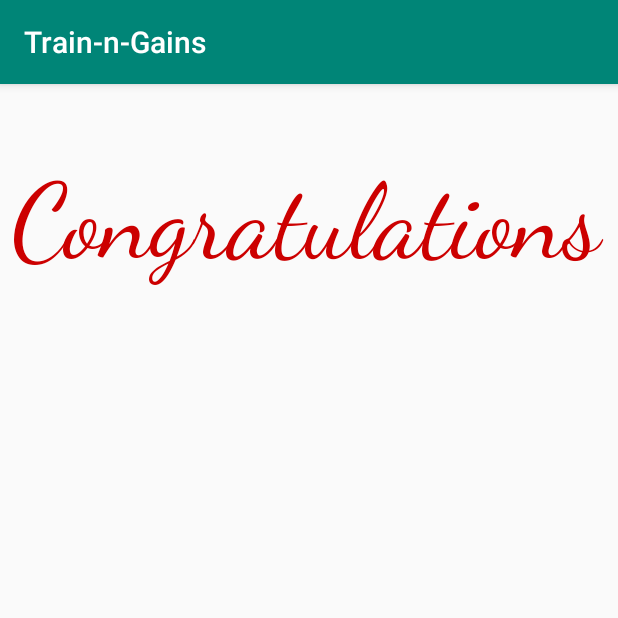
After one commit to Ultranull/Train-n-Gains, an Android app: the Congradulations screen opened directly, with no data from a screen before it, on a phone screen of 412 x 824 dp, the top half of it. The commit adds this screen. Run offline under Robolectric (Android 15) with nearby library versions, the phone set to English and light mode, and no system bars.

Commit message:
Addition of Congratulations screen

```diff
--- a/app/build.gradle
+++ b/app/build.gradle
@@ -38,5 +38,4 @@
     implementation 'com.jjoe64:graphview:4.2.2'
 
 
-
 }
--- a/app/src/main/AndroidManifest.xml
+++ b/app/src/main/AndroidManifest.xml
@@ -2,8 +2,9 @@
 <manifest xmlns:android="http://schemas.android.com/apk/res/android"
     package="banana.pudding.pie.train_n_gains">
 
-
-    <uses-feature android:name="android.hardware.sensor.accelerometer" android:required="true" />
+    <uses-feature
+        android:name="android.hardware.sensor.accelerometer"
+        android:required="true" />
 
     <application
         android:allowBackup="true"
@@ -12,8 +13,9 @@
         android:roundIcon="@mipmap/ic_launcher_round"
         android:supportsRtl="true"
         android:theme="@style/AppTheme">
-        <activity android:name=".NewWorkout"></activity>
-        <activity android:name=".ActiveWorkout"></activity>
+        <activity android:name=".Congradulations"></activity>
+        <activity android:name=".NewWorkout" />
+        <activity android:name=".ActiveWorkout" />
         <activity android:name=".MainActivity">
             <intent-filter>
                 <action android:name="android.intent.action.MAIN" />
--- /dev/null
+++ b/app/src/main/java/banana/pudding/pie/train_n_gains/Congradulations.java
@@ -0,0 +1,13 @@
+package banana.pudding.pie.train_n_gains;
+
+import android.support.v7.app.AppCompatActivity;
+import android.os.Bundle;
+
+public class Congradulations extends AppCompatActivity {
+
+    @Override
+    protected void onCreate(Bundle savedInstanceState) {
+        super.onCreate(savedInstanceState);
+        setContentView(R.layout.activity_congradulations);
+    }
+}
--- a/app/src/main/res/layout/active_workout.xml
+++ b/app/src/main/res/layout/active_workout.xml
@@ -14,6 +14,7 @@
         android:layout_marginEnd="8dp"
         android:text="Sample"
         android:textAlignment="center"
+        android:textColor="@android:color/black"
         android:textSize="36sp"
         android:textStyle="bold"
         app:layout_constraintEnd_toEndOf="parent"
@@ -29,6 +30,7 @@
         android:layout_marginTop="8dp"
         android:layout_marginEnd="8dp"
         android:text="TextView"
+        android:textColor="@android:color/black"
         app:layout_constraintEnd_toEndOf="parent"
         app:layout_constraintHorizontal_bias="0.5"
         app:layout_constraintStart_toStartOf="parent"
@@ -42,6 +44,7 @@
         android:layout_marginTop="8dp"
         android:layout_marginEnd="8dp"
         android:text="TextView"
+        android:textColor="@android:color/black"
         app:layout_constraintEnd_toEndOf="parent"
         app:layout_constraintStart_toStartOf="parent"
         app:layout_constraintTop_toBottomOf="@+id/action_description" />
@@ -65,6 +68,7 @@
             android:layout_height="wrap_content"
             android:layout_weight="1"
             android:text="# of Reps:"
+            android:textColor="@android:color/black"
             android:textSize="18sp"
             android:textStyle="bold" />
 
@@ -75,6 +79,7 @@
             android:layout_weight="1"
             android:text="0"
             android:textAlignment="center"
+            android:textColor="@android:color/black"
             android:textSize="18sp" />
     </LinearLayout>
 
@@ -97,6 +102,7 @@
             android:layout_height="wrap_content"
             android:layout_weight="1"
             android:text="# of Sets:"
+            android:textColor="@android:color/black"
             android:textSize="18sp"
             android:textStyle="bold" />
 
@@ -107,6 +113,7 @@
             android:layout_weight="1"
             android:text="0"
             android:textAlignment="center"
+            android:textColor="@android:color/black"
             android:textSize="18sp" />
     </LinearLayout>
 
--- /dev/null
+++ b/app/src/main/res/layout/activity_congradulations.xml
@@ -0,0 +1,27 @@
+<?xml version="1.0" encoding="utf-8"?>
+<android.support.constraint.ConstraintLayout xmlns:android="http://schemas.android.com/apk/res/android"
+    xmlns:app="http://schemas.android.com/apk/res-auto"
+    xmlns:tools="http://schemas.android.com/tools"
+    android:layout_width="match_parent"
+    android:layout_height="match_parent"
+    tools:context=".Congradulations">
+
+    <TextView
+        android:id="@+id/conratsTitle"
+        android:layout_width="0dp"
+        android:layout_height="92dp"
+        android:layout_marginStart="8dp"
+        android:layout_marginTop="8dp"
+        android:layout_marginEnd="8dp"
+        android:layout_marginBottom="8dp"
+        android:fontFamily="cursive"
+        android:text="Congratulations!"
+        android:textColor="@android:color/holo_red_dark"
+        android:textSize="70sp"
+        app:layout_constraintBottom_toBottomOf="parent"
+        app:layout_constraintEnd_toEndOf="parent"
+        app:layout_constraintHorizontal_bias="0.0"
+        app:layout_constraintStart_toStartOf="parent"
+        app:layout_constraintTop_toTopOf="parent"
+        app:layout_constraintVertical_bias="0.064" />
+</android.support.constraint.ConstraintLayout>
```
